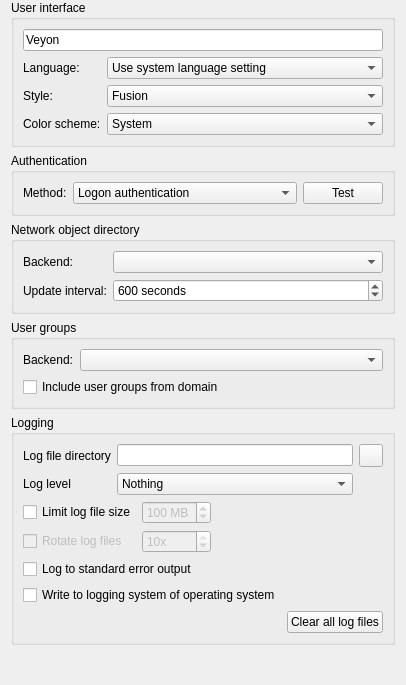
This is configurator/src/GeneralConfigurationPage.ui in veyon/veyon as Qt 5 draws it before an edit. The edited form follows.
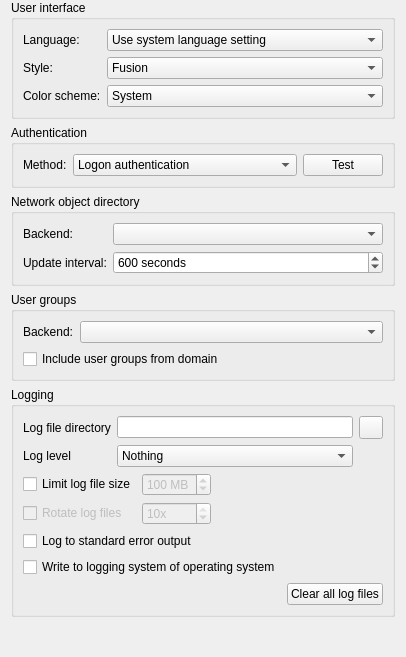
This is the edited form. Icons and pictures are not drawn.

Commit message: GeneralConfigurationPage: drop obsolete applicationName field

The edit to the form file:
```diff
--- a/configurator/src/GeneralConfigurationPage.ui
+++ b/configurator/src/GeneralConfigurationPage.ui
@@ -16,6 +16,20 @@
      </property>
      <layout class="QGridLayout" name="gridLayout_13">
       <item row="1" column="1">
+       <widget class="QComboBox" name="uiStyle">
+        <item>
+         <property name="text">
+          <string notr="true">Fusion</string>
+         </property>
+        </item>
+        <item>
+         <property name="text">
+          <string>Native</string>
+         </property>
+        </item>
+       </widget>
+      </item>
+      <item row="0" column="1">
        <widget class="QComboBox" name="uiLanguage">
         <property name="sizePolicy">
          <sizepolicy hsizetype="MinimumExpanding" vsizetype="Fixed">
@@ -33,21 +47,14 @@
         </item>
        </widget>
       </item>
-      <item row="1" column="0">
-       <widget class="QLabel" name="label_39">
-        <property name="text">
-         <string>Language:</string>
-        </property>
-       </widget>
-      </item>
-      <item row="0" column="0" colspan="2">
-       <widget class="QLineEdit" name="applicationName">
-        <property name="text">
-         <string>Veyon</string>
-        </property>
-       </widget>
-      </item>
       <item row="2" column="0">
+       <widget class="QLabel" name="label_42">
+        <property name="text">
+         <string>Color scheme:</string>
+        </property>
+       </widget>
+      </item>
+      <item row="1" column="0">
        <widget class="QLabel" name="label_41">
         <property name="text">
          <string>Style:</string>
@@ -55,27 +62,6 @@
        </widget>
       </item>
       <item row="2" column="1">
-       <widget class="QComboBox" name="uiStyle">
-        <item>
-         <property name="text">
-          <string notr="true">Fusion</string>
-         </property>
-        </item>
-        <item>
-         <property name="text">
-          <string>Native</string>
-         </property>
-        </item>
-       </widget>
-      </item>
-      <item row="3" column="0">
-       <widget class="QLabel" name="label_42">
-        <property name="text">
-         <string>Color scheme:</string>
-        </property>
-       </widget>
-      </item>
-      <item row="3" column="1">
        <widget class="QComboBox" name="uiColorScheme">
         <item>
          <property name="text">
@@ -94,6 +80,13 @@
         </item>
        </widget>
       </item>
+      <item row="0" column="0">
+       <widget class="QLabel" name="label_39">
+        <property name="text">
+         <string>Language:</string>
+        </property>
+       </widget>
+      </item>
      </layout>
     </widget>
    </item>
```
Left out of the diff: 11 changed lines with no effect on the pictures.
